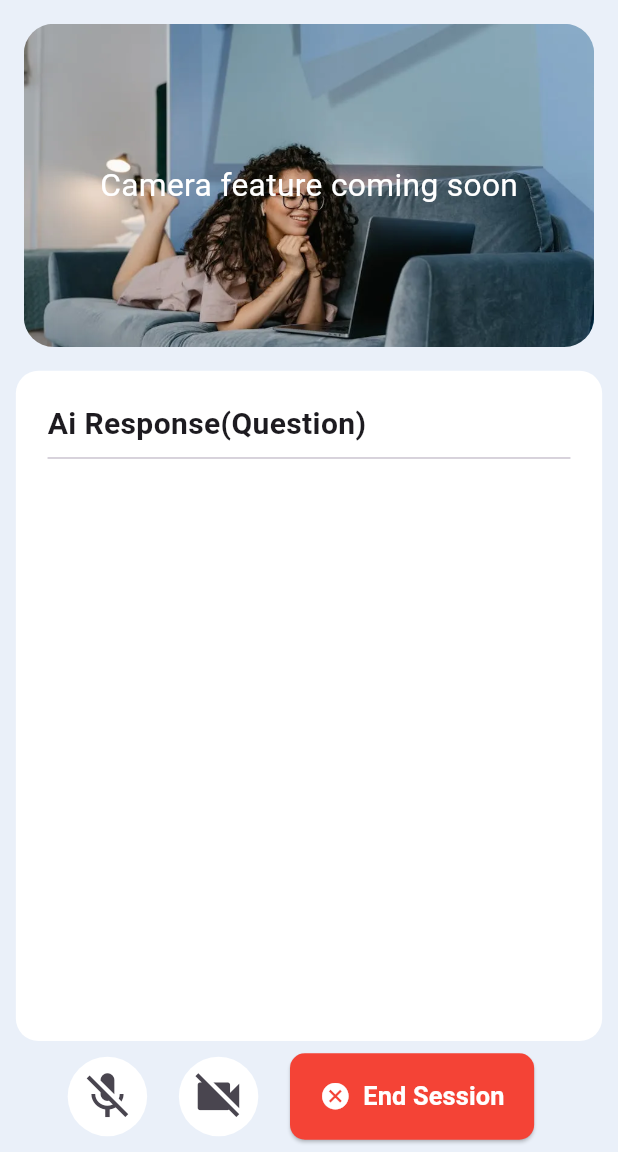
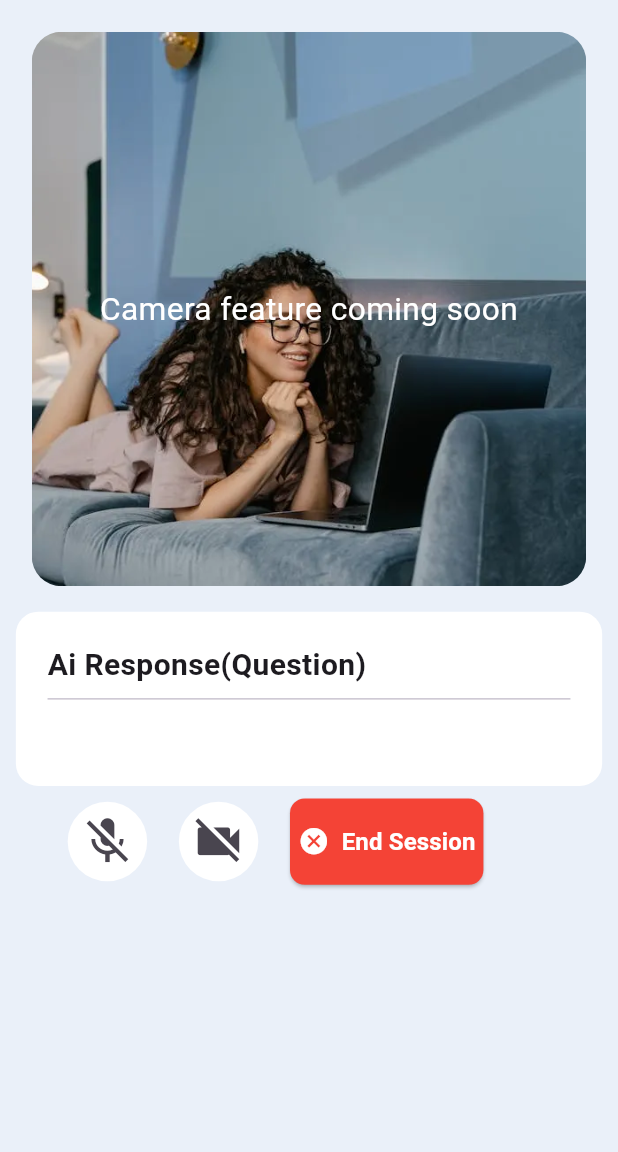
Before and after one commit to prem-create/AI-Powered-Interview-Simulation-App, a Flutter app: the LoadingSuccessMobileUi screen opened directly with empty values, on a phone screen of 412 x 824 dp, the part 84-1236 px from its top. Run offline on Flutter 3.47's test engine with Material 3 defaults, Android fonts, the phone set to English and light mode, and no system bars; our stand-ins replace bloc, cloud_firestore, firebase_auth, firebase_core, firebase_remote_config, flutter_bloc and 6 more; missing offline and left inert: record; accounts and stored records are empty; generated files the repository leaves out were written again.

Commit message:
improvement/camera_interview_intial_screen-responsive_for_device_rotate

```diff
--- a/lib/pages/camera_interview_page/ui/mobile_ui/loading_success_mobile_ui.dart
+++ b/lib/pages/camera_interview_page/ui/mobile_ui/loading_success_mobile_ui.dart
@@ -9,6 +9,7 @@ class LoadingSuccessMobileUi extends StatelessWidget {
   final TextEditingController answerController = TextEditingController();
 
   LoadingSuccessMobileUi({super.key, required this.state});
+
   @override
   Widget build(BuildContext context) {
     return Scaffold(
@@ -26,44 +27,51 @@ class LoadingSuccessMobileUi extends StatelessWidget {
       ),
       backgroundColor: const Color.fromARGB(255, 234, 240, 249),
       body: SafeArea(
+        child: LayoutBuilder(
+          builder: (context, constraints) {
+            final heroSize = _heroSizeForWidth(constraints.maxWidth);
+
+            return SingleChildScrollView(
+              child: Padding(
+                padding: EdgeInsets.only(bottom: 16.h),
                 child: Column(
-          children: [
-            //camera placeholder
-            SizedBox(
-              height: MediaQuery.of(context).size.height * 0.3,
-              child: Stack(
+                  crossAxisAlignment: CrossAxisAlignment.stretch,
                   children: [
                     Padding(
-                    padding: EdgeInsets.all(15.w),
-                    child: Container(
-                      width: double.infinity,
-                      // height: 40.h,
-                      decoration: BoxDecoration(
+                      padding: EdgeInsets.fromLTRB(20.w, 20.w, 20.w, 16.w),
+                      child: Center(
+                        child: SizedBox(
+                          width: heroSize,
+                          child: AspectRatio(
+                            aspectRatio: 1,
+                            child: ClipRRect(
                               borderRadius: BorderRadius.circular(20),
-                        image: DecorationImage(
-                          image: AssetImage('assets/interview.webp'),
+                              child: Stack(
+                                fit: StackFit.expand,
+                                children: [
+                                  Image.asset(
+                                    'assets/interview.webp',
                                     fit: BoxFit.cover,
                                   ),
-                      ),
-                      child: Center(
+                                  Center(
                                     child: Text(
                                       "Camera feature coming soon",
+                                      textAlign: TextAlign.center,
                                       style: TextStyle(
                                         fontSize: 20.sp,
                                         color: Colors.white,
                                       ),
                                     ),
                                   ),
-                    ),
-                  ),
                                 ],
                               ),
                             ),
-
-            //Ai response
-            Expanded(
-              child: Padding(
-                padding: EdgeInsets.only(left: 10.w, right: 10.w),
+                          ),
+                        ),
+                      ),
+                    ),
+                    Padding(
+                      padding: EdgeInsets.symmetric(horizontal: 10.w),
                       child: Container(
                         decoration: BoxDecoration(
                           color: Colors.white,
@@ -82,25 +90,12 @@ class LoadingSuccessMobileUi extends StatelessWidget {
                                   fontSize: 20,
                                 ),
                               ),
-                        // 10.ht,
                               Divider(),
-                        Expanded(
-                          child: SingleChildScrollView(
-                            child: Container(
-                              child: Text(
-                                //.first means first postition in list or equal to [0]
+                              Text(
                                 '${state.question}',
                                 style: TextStyle(
-                                  color: const Color.fromARGB(
-                                    255,
-                                    50,
-                                    48,
-                                    48,
-                                  ),
+                                  color: const Color.fromARGB(255, 50, 48, 48),
                                   fontSize: 20,
-                                ),
-                              ),
-                            ),
                                 ),
                               ),
                             ],
@@ -108,17 +103,23 @@ class LoadingSuccessMobileUi extends StatelessWidget {
                         ),
                       ),
                     ),
-            ),
                     10.ht,
-
-            //call of icon button
                     Padding(
-              padding:  EdgeInsets.only(bottom:10.h),
+                      padding: EdgeInsets.only(bottom: 10.h),
                       child: BottomBar(),
                     ),
                   ],
                 ),
               ),
             );
+          },
+        ),
+      ),
+    );
+  }
+
+  double _heroSizeForWidth(double width) {
+    if (width >= 700) return 420;
+    return width - 30.w;
   }
 }
--- a/lib/pages/camera_interview_page/ui/utils/my_icon_elevated_button.dart
+++ b/lib/pages/camera_interview_page/ui/utils/my_icon_elevated_button.dart
@@ -28,12 +28,12 @@ class MyIconElevatedButton extends StatelessWidget {
       height: height.h,
       child: ElevatedButton.icon(
         onPressed: onPressed,
-        icon: Icon(iconData, size: IconSize),
+        icon: Icon(iconData, size: IconSize.clamp(20, 25)),
         label: Text(
           text,
           style: TextStyle(
             fontWeight: FontWeight.bold,
-            fontSize: 16.sp.clamp(14, 24),
+            fontSize: 16.sp.clamp(14, 16),
           ),
         ),
         style: ElevatedButton.styleFrom(
@@ -43,7 +43,7 @@ class MyIconElevatedButton extends StatelessWidget {
           shape: RoundedRectangleBorder(
             borderRadius: BorderRadius.circular(12.r),
           ),
-          padding:  EdgeInsets.symmetric(horizontal: 24.h, vertical: 14.w),
+          padding:  EdgeInsets.symmetric(horizontal: 5.w, vertical: 5.w),
         ),
       ),
     );
```
Also changed, not shown: lib/pages/camera_interview_page/ui/mobile_ui/initial_mobile_ui.dart (+45 -25 lines). Lines whose indentation alone changed are shown as unchanged.
